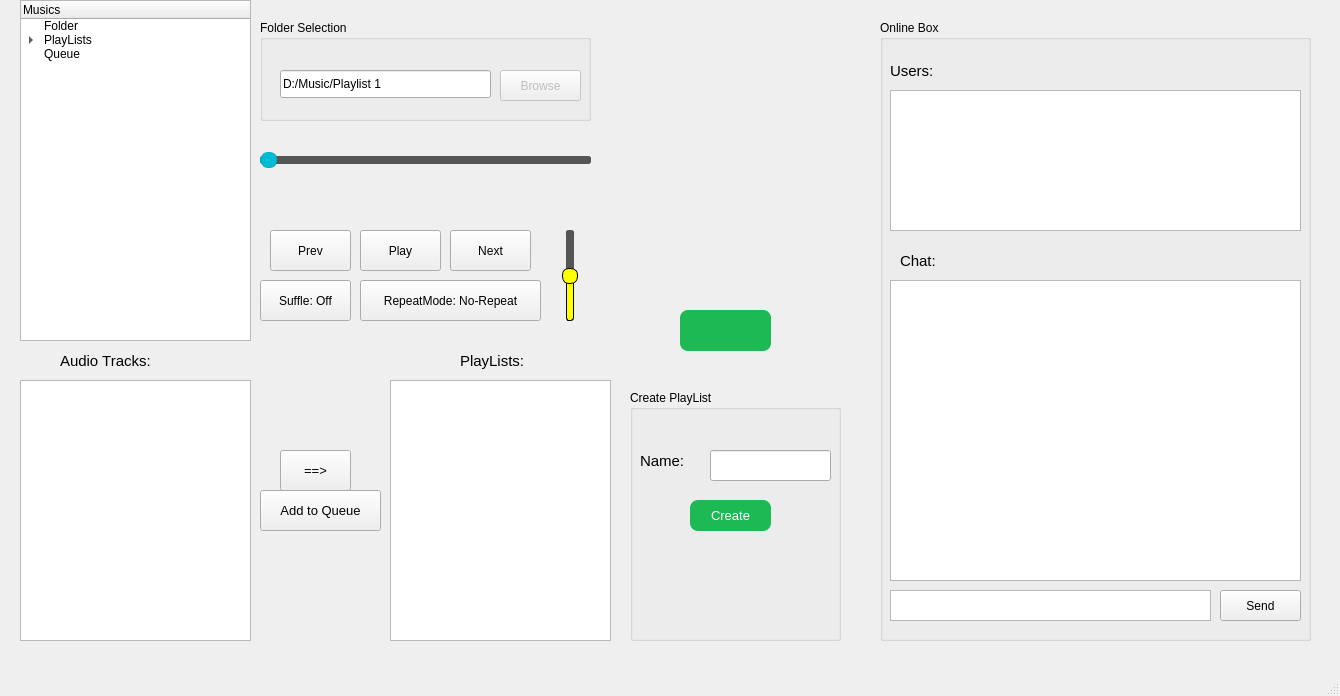
This is MusicRoom/musicroom.ui in Mamad-MD/JukeBox-MusicPlayer- as Qt 5 draws it before an edit. The edited form follows.
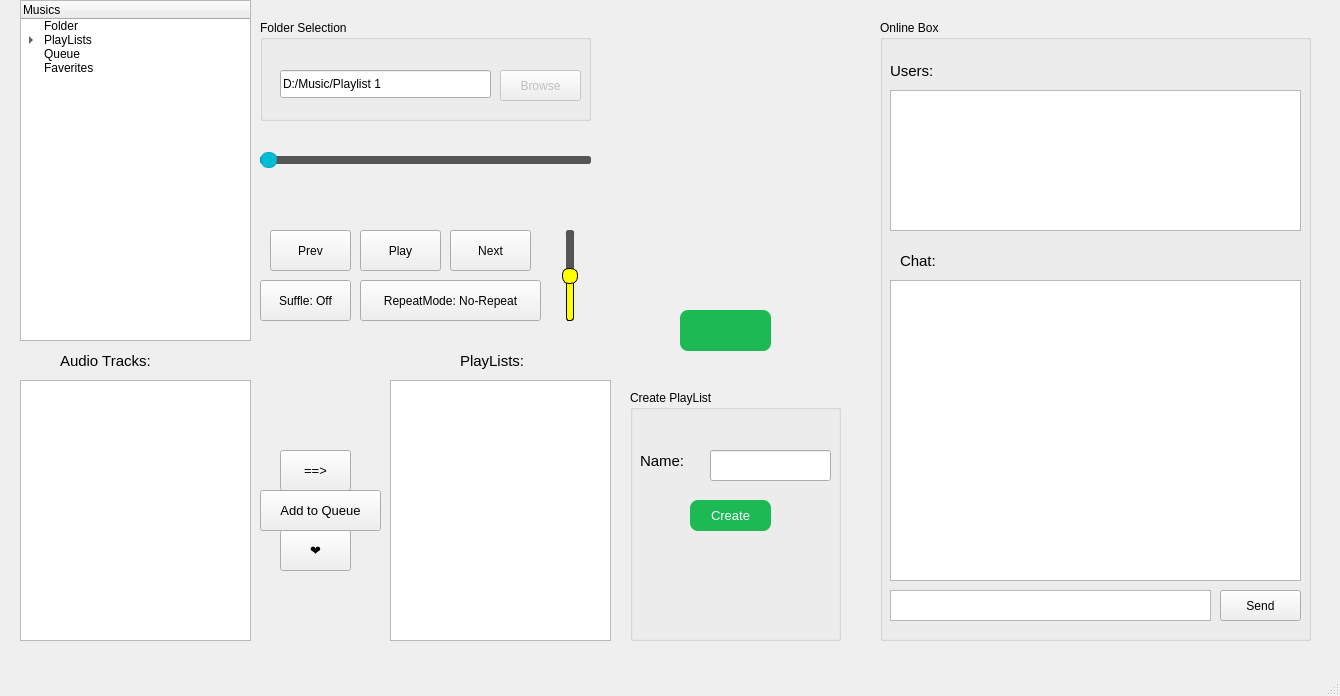
This is the edited form. Custom widgets are drawn as their Qt base class.

Commit message: add faverite list and fix signupwindow

```diff
--- a/MusicRoom/musicroom.ui
+++ b/MusicRoom/musicroom.ui
@@ -54,6 +54,11 @@
       <string>Queue</string>
      </property>
     </item>
+    <item>
+     <property name="text">
+      <string>Faverites</string>
+     </property>
+    </item>
    </widget>
    <widget class="QListView" name="ListView_AudioTracks">
     <property name="geometry">
@@ -629,6 +634,24 @@
      </property>
     </widget>
    </widget>
+   <widget class="QPushButton" name="PushButton_AddTrackToFavorite">
+    <property name="geometry">
+     <rect>
+      <x>280</x>
+      <y>530</y>
+      <width>71</width>
+      <height>41</height>
+     </rect>
+    </property>
+    <property name="font">
+     <font>
+      <pointsize>10</pointsize>
+     </font>
+    </property>
+    <property name="text">
+     <string>❤️</string>
+    </property>
+   </widget>
   </widget>
   <widget class="QMenuBar" name="menubar">
    <property name="geometry">
```
Left out of the diff: 2 changed lines with no effect on the pictures. The commit also changes 5 other files.
